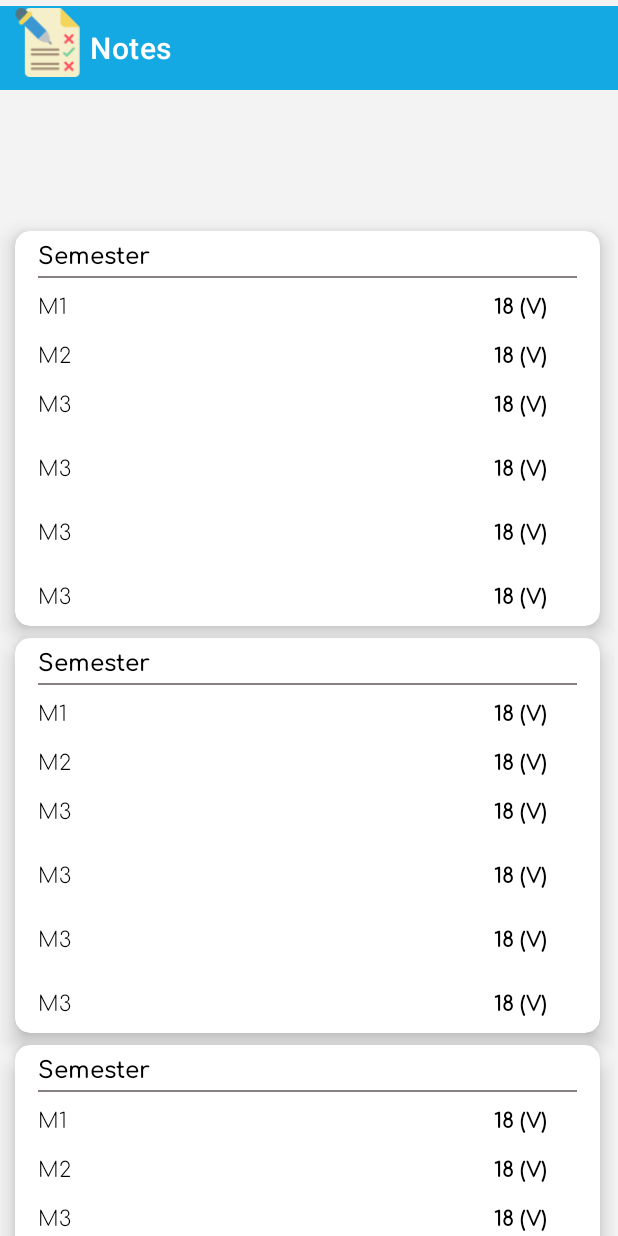
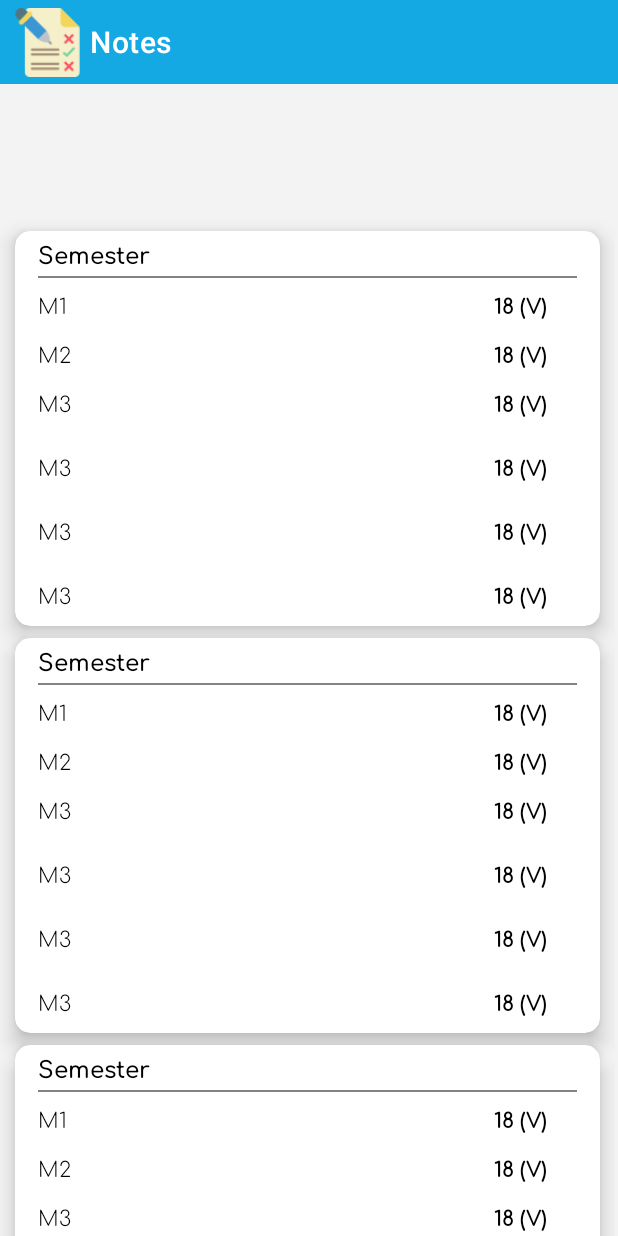
Before and after one commit to HassanELMALLOUKY/FPBM_App, an Android app: the layout fragment_notes.xml on its own in the app's theme, with its tools: preview values and no code run, on a phone screen of 412 x 824 dp. Run offline under Robolectric (Android 15) with nearby library versions, the phone set to English and light mode, and no system bars.

Commit message:
yarbi salama 7

```diff
--- a/app/src/main/res/layout/fragment_notes.xml
+++ b/app/src/main/res/layout/fragment_notes.xml
@@ -28,7 +28,6 @@
             android:id="@+id/toolbar"
             android:layout_width="match_parent"
             android:layout_height="wrap_content"
-            android:layout_marginTop="4dp"
             android:background="#15A9E4"
             android:gravity="center"
             android:minHeight="?attr/actionBarSize"
```
